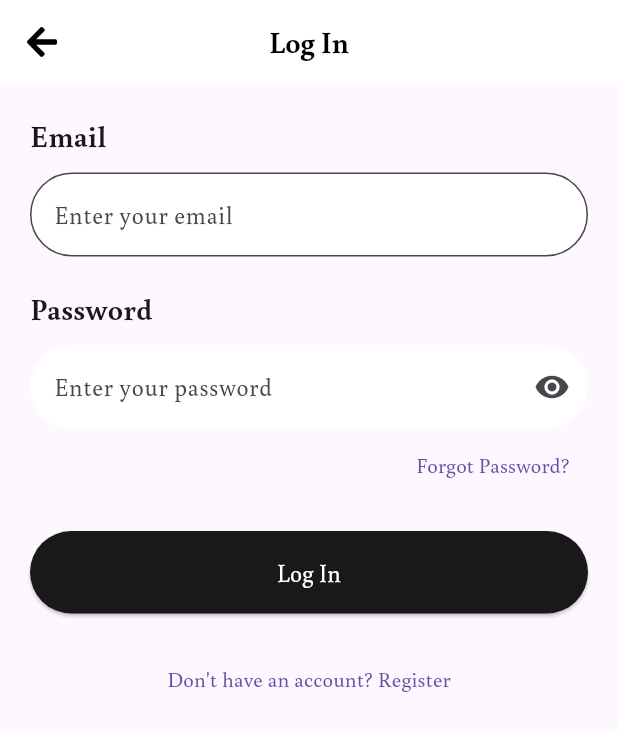
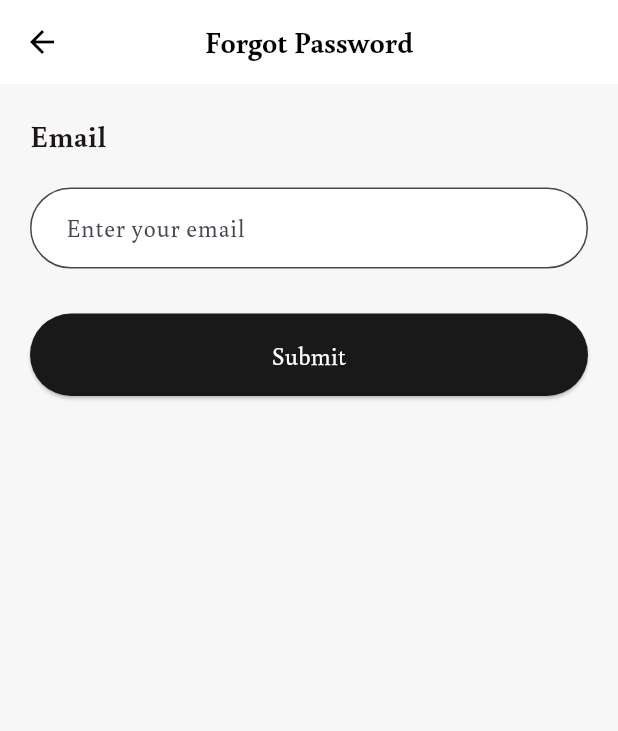
Before and after one commit to deinv-ui/Flutter-PawsNPlace, a Flutter app: the screen it shows after launch, after a tap on "Forgot Password?", on a phone screen of 412 x 824 dp. Shown: the top 731 px of the screen. Run offline on Flutter 3.47's test engine with Material 3 defaults, Android fonts, the light colour scheme and no system bars; our stand-ins replace flutter_svg.

Commit message:
feat: Register and Login Page

```diff
--- /dev/null
+++ b/lib/components/Button.dart
@@ -0,0 +1,29 @@
+import 'package:flutter/material.dart';
+
+// CustomButton Widget
+class CustomButton extends StatelessWidget {
+  final String text;
+  final VoidCallback onPressed;
+
+  const CustomButton({super.key, required this.text, required this.onPressed});
+
+  @override
+  Widget build(BuildContext context) {
+    return ElevatedButton(
+      onPressed: onPressed,
+      style: ElevatedButton.styleFrom(
+        backgroundColor: const Color(0xFF191919),
+        foregroundColor: Colors.white,
+        shape: RoundedRectangleBorder(
+          borderRadius: BorderRadius.circular(30),
+        ),
+        minimumSize: const Size(double.infinity, 50),
+        padding: const EdgeInsets.symmetric(vertical: 16.0),
+      ),
+      child: Text(
+        text,
+        style: const TextStyle(fontSize: 16.0),
+      ),
+    );
+  }
+}
--- a/lib/main.dart
+++ b/lib/main.dart
@@ -1,5 +1,4 @@
 import 'package:flutter/material.dart';
-import 'package:flutter_svg/flutter_svg.dart';
 import 'package:pawsnplace/pages/home.dart';
 
 void main() {
@@ -14,8 +13,10 @@ class MyApp extends StatelessWidget {
     return MaterialApp(
       title: 'Paws N Place',
       theme: ThemeData(
+         scaffoldBackgroundColor: const Color.fromARGB(255, 247, 247, 247),
         fontFamily: 'Buenard',
         primarySwatch: Colors.blue,
+
       ),
       home: Home(),
     );
--- /dev/null
+++ b/lib/pages/forgot_password.dart
@@ -0,0 +1,183 @@
+import 'package:flutter/material.dart';
+import './home.dart'; // Assuming the login page is in 'home.dart'
+import '../components/Button.dart';
+import 'package:flutter/material.dart';
+
+class ForgotPasswordPage extends StatefulWidget {
+  const ForgotPasswordPage({super.key});
+
+  @override
+  _ForgotPasswordPageState createState() => _ForgotPasswordPageState();
+}
+
+class _ForgotPasswordPageState extends State<ForgotPasswordPage> {
+  final TextEditingController _emailController = TextEditingController();
+  final _formKey = GlobalKey<FormState>();
+
+  @override
+  Widget build(BuildContext context) {
+    return Scaffold(
+      appBar: AppBar(
+        title: const Text(
+          'Forgot Password',
+          style: TextStyle(
+            color: Colors.black,
+            fontSize: 20,
+            fontWeight: FontWeight.bold,
+          ),
+        ),
+        backgroundColor: Colors.white,
+        elevation: 0.0,
+        centerTitle: true,
+        leading: GestureDetector(
+          onTap: () {
+            Navigator.of(context).pop();
+          },
+          child: const Icon(
+            Icons.arrow_back,
+            color: Colors.black,
+          ),
+        ),
+      ),
+      body: SingleChildScrollView(
+        child: Padding(
+          padding: const EdgeInsets.all(20.0),
+          child: Form(
+            key: _formKey,
+            autovalidateMode: AutovalidateMode.onUserInteraction,
+            child: Column(
+              crossAxisAlignment: CrossAxisAlignment.start,
+              children: [
+                const Text(
+                  'Email',
+                  style: TextStyle(
+                    fontSize: 20,
+                    fontWeight: FontWeight.bold,
+                    color: Color(0xFF1D1617),
+                  ),
+                ),
+                const SizedBox(height: 20.0),
+                TextFormField(
+                  controller: _emailController,
+                  decoration: InputDecoration(
+                    hintText: 'Enter your email',
+                    filled: true,
+                    fillColor: Colors.white,
+                    border: OutlineInputBorder(
+                      borderRadius: BorderRadius.circular(30),
+                    ),
+                    contentPadding: const EdgeInsets.symmetric(
+                        horizontal: 20.0, vertical: 15.0),
+                  ),
+                  validator: (value) {
+                    if (value == null || value.isEmpty) {
+                      return 'Please enter your email';
+                    }
+                    final emailRegex = RegExp(
+                        r'^[a-zA-Z0-9._%+-]+@[a-zA-Z0-9.-]+\.[a-zA-Z]{2,}$');
+                    if (!emailRegex.hasMatch(value)) {
+                      return 'Please enter a valid email address';
+                    }
+                    return null;
+                  },
+                ),
+                const SizedBox(height: 30.0),
+
+                // Submit Button
+                CustomButton(
+                  text: 'Submit',
+                  onPressed: () {
+                    if (_formKey.currentState?.validate() ?? false) {
+                      // Handle forgot password logic here
+                      ScaffoldMessenger.of(context).showSnackBar(
+                        const SnackBar(content: Text('Password reset link sent')),
+                      );
+
+                      // Navigate to the ResetSuccessfulPage after submitting
+                      Navigator.pushReplacement(
+                        context,
+                        MaterialPageRoute(
+                          builder: (context) => const ResetSuccessfulPage(),
+                        ),
+                      );
+                    }
+                  },
+                ),
+              ],
+            ),
+          ),
+        ),
+      ),
+    );
+  }
+}
+class ResetSuccessfulPage extends StatelessWidget {
+  const ResetSuccessfulPage({super.key});
+
+  @override
+  Widget build(BuildContext context) {
+    return Scaffold(
+      appBar: AppBar(
+        title: const Text('Password Reset Successful'),
+        backgroundColor: Colors.white,
+        elevation: 0.0,
+        leading: GestureDetector(
+          onTap: () {
+            Navigator.of(context).pop();
+          },
+          child: const Icon(
+            Icons.arrow_back,
+            color: Colors.black,
+          ),
+        ),
+      ),
+      body: Padding(
+        padding: const EdgeInsets.symmetric(horizontal: 10.0), // Optional horizontal padding
+        child: Center(
+          child: Column(
+            mainAxisAlignment: MainAxisAlignment.start, // Align to the top
+            crossAxisAlignment: CrossAxisAlignment.center,
+            children: [
+              const SizedBox(height: 50), // Added margin at the top
+              // Replace with your image asset
+              Image.asset(
+                'assets/icons/email_sent.png',
+                height: 150.0,
+                width: 150.0,
+              ),
+              const SizedBox(height: 20.0),
+              RichText(
+                text: TextSpan(
+                  style: const TextStyle(
+                    fontSize: 18.0,
+                    fontWeight: FontWeight.bold,
+                    color: Color(0xFF4D4D4D), // Default color
+                  ),
+                  children: <TextSpan>[
+                    const TextSpan(text: 'Your account has been '),
+                    TextSpan(
+                      text: 'reset', // The word to be red
+                      style: const TextStyle(
+                        color: Colors.red, // Red color for 'reset'
+                      ),
+                    ),
+                    const TextSpan(text: '.'),
+                  ],
+                ),
+              ),
+              const SizedBox(height: 10.0),
+              const Text(
+                'Check your email for the reset password link.',
+                style: TextStyle(
+                  fontSize: 16.0,
+                  color: Color(0xFF4D4D4D),
+                ),
+                textAlign: TextAlign.center,
+              ),
+            ],
+          ),
+        ),
+      ),
+    );
+  }
+}
--- a/lib/pages/home.dart
+++ b/lib/pages/home.dart
@@ -1,7 +1,11 @@
 import 'package:flutter/material.dart';
 import 'package:flutter_svg/flutter_svg.dart';
+import './register.dart';
+import './forgot_password.dart';
 
 class Home extends StatefulWidget {
+  const Home({super.key});
+
   @override
   _Home createState() => _Home();
 }
@@ -9,12 +13,14 @@ class Home extends StatefulWidget {
 class _Home extends State<Home> {
   final TextEditingController _emailController = TextEditingController();
   final TextEditingController _passwordController = TextEditingController();
+  final _formKey = GlobalKey<FormState>(); // FormKey for validation
+  bool _isPasswordVisible = false; // Boolean to control password visibility
 
   @override
   Widget build(BuildContext context) {
     return Scaffold(
       appBar: AppBar(
-        title: Text(
+        title: const Text(
           'Log In',
           style: TextStyle(
             color: Colors.black,
@@ -31,27 +37,30 @@ class _Home extends State<Home> {
           },
           child: Container(
             alignment: Alignment.center,
-            margin: EdgeInsets.all(10),
+            margin: const EdgeInsets.all(10),
+            decoration: BoxDecoration(
+              color: Colors.white,
+              borderRadius: BorderRadius.circular(10),
+            ),
             child: SvgPicture.asset(
               'assets/icons/arrow-left.svg',
               height: 20,
               width: 20,
-            ),
-            decoration: BoxDecoration(
-              color: Colors.white,
-              borderRadius: BorderRadius.circular(10),
             ),
           ),
         ),
         centerTitle: true,
       ),
       body: Padding(
-        padding: EdgeInsets.all(20.0),
+        padding: const EdgeInsets.all(20.0),
+        child: Form(
+          key: _formKey, // Add FormKey here
+          autovalidateMode:
+              AutovalidateMode.onUserInteraction, // Enable real-time validation
           child: Column(
             crossAxisAlignment: CrossAxisAlignment.start,
             children: [
-            // Email Field
-            Text(
+              const Text(
                 'Email',
                 style: TextStyle(
                   fontSize: 20,
@@ -59,8 +68,8 @@ class _Home extends State<Home> {
                   color: Color(0xFF1D1617), // Custom dark color
                 ),
               ),
-            SizedBox(height: 10.0),
-            TextField(
+              const SizedBox(height: 10.0),
+              TextFormField(
                 controller: _emailController,
                 decoration: InputDecoration(
                   hintText: 'Enter your email',
@@ -69,12 +78,23 @@ class _Home extends State<Home> {
                   border: OutlineInputBorder(
                     borderRadius: BorderRadius.circular(30),
                   ),
+                  contentPadding: const EdgeInsets.symmetric(
+                      horizontal: 20.0, vertical: 15.0),
                 ),
+                validator: (value) {
+                  if (value == null || value.isEmpty) {
+                    return 'Please enter an email address';
+                  }
+                  final emailRegex = RegExp(
+                      r'^[a-zA-Z0-9._%+-]+@[a-zA-Z0-9.-]+\.[a-zA-Z]{2,}$');
+                  if (!emailRegex.hasMatch(value)) {
+                    return 'Please enter a valid email address, eg: abcdlies@gmail.com';
+                  }
+                  return null;
+                },
               ),
-            SizedBox(height: 20.0),
-
-            // Password Field
-            Text(
+              const SizedBox(height: 20.0),
+              const Text(
                 'Password',
                 style: TextStyle(
                   fontSize: 20,
@@ -82,10 +102,10 @@ class _Home extends State<Home> {
                   color: Color(0xFF1D1617), // Custom dark color
                 ),
               ),
-            SizedBox(height: 10.0),
-            TextField(
+              const SizedBox(height: 10.0),
+              TextFormField(
                 controller: _passwordController,
-              obscureText: true,
+                obscureText: !_isPasswordVisible,
                 decoration: InputDecoration(
                   hintText: 'Enter your password',
                   filled: true,
@@ -95,62 +115,110 @@ class _Home extends State<Home> {
                     borderSide: BorderSide.none,
                   ),
                   suffixIcon: IconButton(
-                  icon: Icon(Icons.visibility),
+                    icon: Icon(
+                      _isPasswordVisible
+                          ? Icons.visibility
+                          : Icons.visibility_off,
+                    ),
                     onPressed: () {
-                    // Toggle password visibility
+                      setState(() {
+                        _isPasswordVisible =
+                            !_isPasswordVisible; // Toggle visibility
+                      });
                     },
                   ),
+                  contentPadding: const EdgeInsets.symmetric(
+                      horizontal: 20.0, vertical: 15.0),
                 ),
+                validator: (value) {
+                  if (value == null || value.isEmpty) {
+                    return 'Please enter your password';
+                  }
+                  if (value.length < 6) {
+                    return 'Password must be at least 6 characters long';
+                  }
+                  return null;
+                },
               ),
-
-            // Forgot Password
               Align(
                 alignment: Alignment.centerRight,
                 child: TextButton(
                   onPressed: () {
-                  // Handle forgot password
+                    // Navigate to Forgot Password page
+                    Navigator.push(
+                      context,
+                      MaterialPageRoute(
+                        builder: (context) => const ForgotPasswordPage(),
+                      ),
+                    );
                   },
-                child: Text('Forgot Password?'),
+                  child: const Text(
+                    'Forgot Password?',
+                    style: TextStyle(
+                      fontSize: 14.0,
+                      fontWeight: FontWeight.bold,
+                      color: Color(0xFF4D4D4D),
                     ),
                   ),
-            SizedBox(height: 20.0),
-
-            // Log In Button
+                ),
+              ),
+              const SizedBox(height: 20.0),
               ElevatedButton(
                 onPressed: () {
-                // Handle login
+                  if (_formKey.currentState?.validate() ?? false) {
+                    // Handle successful login
+                  }
                 },
-              child: Text(
+                style: ElevatedButton.styleFrom(
+                  backgroundColor: const Color(0xFF191919),
+                  foregroundColor: Colors.white,
+                  shape: RoundedRectangleBorder(
+                    borderRadius: BorderRadius.circular(30),
+                  ),
+                  minimumSize: const Size(double.infinity, 50),
+                  padding: const EdgeInsets.symmetric(vertical: 16.0),
+                ),
+                child: const Text(
                   'Log In',
                   style: TextStyle(
                     fontSize: 16.0,
                   ),
                 ),
-              style: ElevatedButton.styleFrom(
-                backgroundColor: Color(0xFF191919),
-                foregroundColor: Colors.white,
-                shape: RoundedRectangleBorder(
-                  borderRadius: BorderRadius.circular(30),
               ),
-                minimumSize: Size(double.infinity, 50),
-                padding: EdgeInsets.symmetric(vertical: 16.0),
-              ),
-            ),
-
-            // Register Link
               const SizedBox(height: 20.0),
               Align(
                 alignment: Alignment.center,
                 child: TextButton(
                   onPressed: () {
-                  // Handle registration
+                    Navigator.of(context).push(
+                      MaterialPageRoute(
+                        builder: (context) => const Register(),
+                      ),
+                    );
                   },
-                child: Text("Don't have an account? Register"),
+                  child: RichText(
+                    text: const TextSpan(
+                      text: "Don't have an account? ",
+                      style: TextStyle(
+                        fontSize: 14.0,
+                        color: Color(0xFF4D4D4D),
+                      ),
+                      children: [
+                        TextSpan(
+                          text: 'Register',
+                          style: TextStyle(
+                            fontWeight: FontWeight.bold,
                           ),
                         ),
                       ],
                     ),
                   ),
+                ),
+              )
+            ],
+          ),
+        ),
+      ),
     );
   }
 }
--- a/pubspec.yaml
+++ b/pubspec.yaml
@@ -46,7 +46,7 @@ dev_dependencies:
   # activated in the `analysis_options.yaml` file located at the root of your
   # package. See that file for information about deactivating specific lint
   # rules and activating additional ones.
-  flutter_lints: ^4.0.0
+  flutter_lints: ^5.0.0
 
 # For information on the generic Dart part of this file, see the
 # following page: https://dart.dev/tools/pub/pubspec
@@ -62,6 +62,7 @@ flutter:
   # To add assets to your application, add an assets section, like this:
   assets:
     - assets/icons/
+
 
   # An image asset can refer to one or more resolution-specific "variants", see
   # https://flutter.dev/to/resolution-aware-images
```
Also changed, not shown: lib/pages/register.dart (added, +361 -0 lines), assets/icons/email_sent.png (added), assets/icons/tick.png (added), pubspec.lock, 3 other files. Lines whose indentation alone changed are shown as unchanged.
